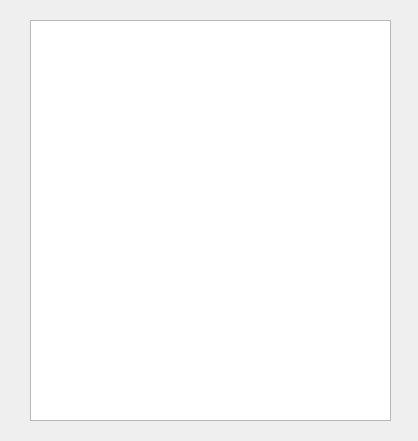
The window that main.ui (chepyr/yandex_coffee) describes before a commit, drawn with Qt 5.
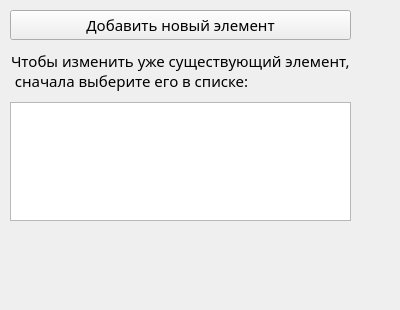
The same window after the commit.

Diff of the .ui file:
```diff
--- a/main.ui
+++ b/main.ui
@@ -6,13 +6,19 @@
    <rect>
     <x>0</x>
     <y>0</y>
-    <width>418</width>
-    <height>441</height>
+    <width>400</width>
+    <height>310</height>
    </rect>
   </property>
+  <property name="minimumSize">
+   <size>
+    <width>400</width>
+    <height>250</height>
+   </size>
+  </property>
   <property name="font">
    <font>
-    <family>Segoe UI</family>
+    <family>Sitka Text</family>
     <pointsize>11</pointsize>
    </font>
   </property>
@@ -22,13 +28,16 @@
   <widget class="QWidget" name="verticalLayoutWidget">
    <property name="geometry">
     <rect>
-     <x>20</x>
-     <y>10</y>
-     <width>381</width>
-     <height>421</height>
+     <x>0</x>
+     <y>0</y>
+     <width>361</width>
+     <height>231</height>
     </rect>
    </property>
    <layout class="QVBoxLayout" name="verticalLayout">
+    <property name="spacing">
+     <number>10</number>
+    </property>
     <property name="leftMargin">
      <number>10</number>
     </property>
@@ -41,6 +50,21 @@
     <property name="bottomMargin">
      <number>10</number>
     </property>
+    <item>
+     <widget class="QPushButton" name="pushButton">
+      <property name="text">
+       <string>Добавить новый элемент</string>
+      </property>
+     </widget>
+    </item>
+    <item alignment="Qt::AlignHCenter">
+     <widget class="QLabel" name="label">
+      <property name="text">
+       <string>Чтобы изменить уже существующий элемент,
+ сначала выберите его в списке:</string>
+      </property>
+     </widget>
+    </item>
     <item>
      <widget class="QListWidget" name="listWidget"/>
     </item>
```
